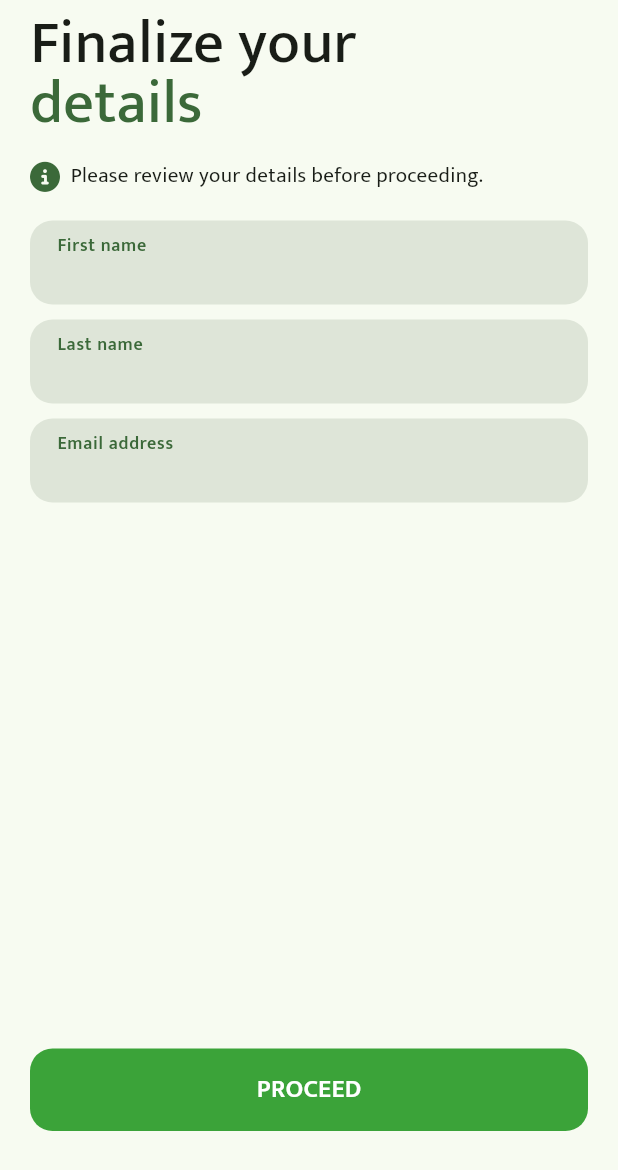
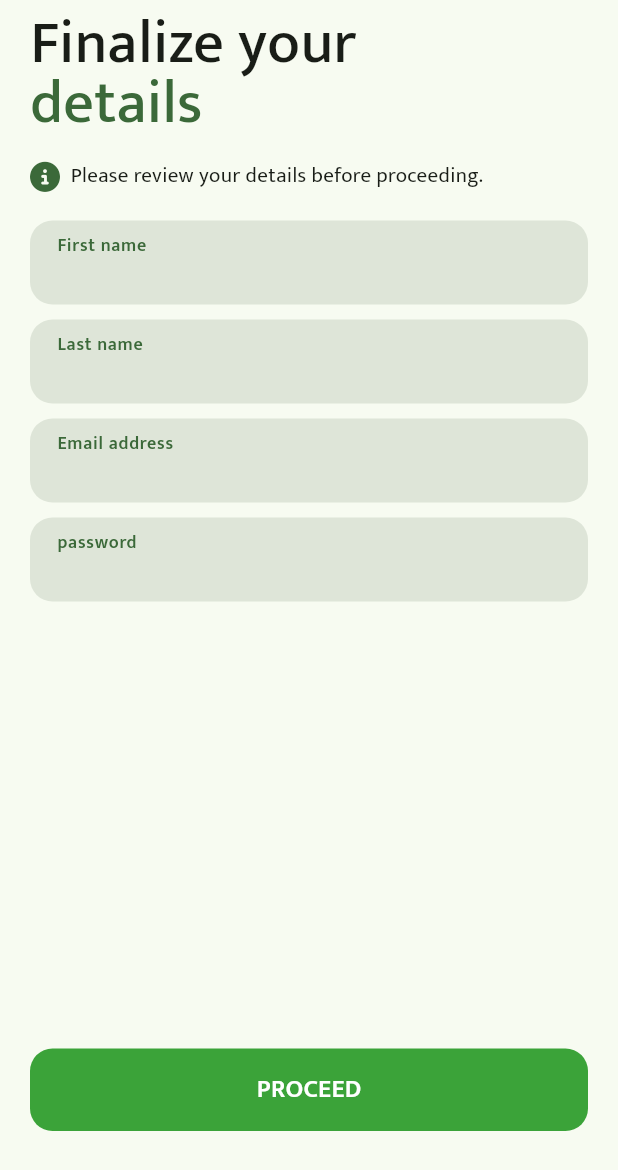
Before and after one commit to donndpm/maya_clone_app, a Flutter app: the FinalizeScreen widget shown alone on an empty page, opened directly with empty values, after a tap on "PROCEED", on a phone screen of 412 x 824 dp. Shown: the top 1170 px of the screen. Run offline on Flutter 3.47's test engine with Material 2 defaults, Android fonts, the phone set to English and light mode, and no system bars; our stand-ins replace bloc, equatable, firebase_auth, firebase_core, flutter_bloc, font_awesome_flutter; accounts and stored records are empty; network calls fail.

Commit message:
Working create account. No error handling placed yet.

```diff
--- a/lib/main.dart
+++ b/lib/main.dart
@@ -1,8 +1,10 @@
 import 'package:firebase_auth/firebase_auth.dart';
 import 'package:firebase_core/firebase_core.dart';
 import 'package:flutter/material.dart';
+import 'package:flutter_bloc/flutter_bloc.dart';
 import 'package:maya_clone_app/firebase_options.dart';
 import 'package:maya_clone_app/src/authentication/screens/auth_screen.dart';
+import 'package:maya_clone_app/src/authentication/services/auth_repository.dart';
 import 'package:maya_clone_app/src/wrapper/screens/wrapper_screen.dart';
 import 'package:maya_clone_app/utils/themes.dart';
 
@@ -17,10 +19,13 @@ class CoreApp extends StatelessWidget {
 
   @override
   Widget build(BuildContext context) {
-    return MaterialApp(
-      debugShowCheckedModeBanner: false,
-      theme: maThemeData,
-      home: const MyApp(),
+    return RepositoryProvider(
+      create: (context) => AuthRepository(),
+      child: MaterialApp(
+        debugShowCheckedModeBanner: false,
+        theme: maThemeData,
+        home: const MyApp(),
+      ),
     );
   }
 }
--- a/lib/src/authentication/bloc/create_account/create_account_bloc.dart
+++ b/lib/src/authentication/bloc/create_account/create_account_bloc.dart
@@ -2,15 +2,20 @@ import 'dart:convert';
 
 import 'package:bloc/bloc.dart';
 import 'package:equatable/equatable.dart';
+import 'package:flutter/material.dart';
+import 'package:maya_clone_app/src/authentication/services/auth_repository.dart';
 
 part 'create_account_event.dart';
 part 'create_account_state.dart';
 
 class CreateAccountBloc extends Bloc<CreateAccountEvent, CreateAccountState> {
-  CreateAccountBloc() : super(CreateAccountInitial()) {
+  final AuthRepository authRepository;
+
+  CreateAccountBloc(this.authRepository) : super(CreateAccountInitial()) {
     on<NewPageTriggered>(newPageTriggered);
     on<ValidatePersonalDtlFields>(validatePersonalDtlFields);
     on<ValidateLoginDtlFields>(validateLoginDtlFields);
+    on<TriggerCreateAccount>(triggerCreateAccount);
   }
 
   newPageTriggered(NewPageTriggered event, Emitter emit) {
@@ -20,7 +25,7 @@ class CreateAccountBloc extends Bloc<CreateAccountEvent, CreateAccountState> {
   validatePersonalDtlFields(ValidatePersonalDtlFields event, Emitter emit) {
     String firstNameErrorMsg = '';
     String lastNameErrorMsg = '';
-    String emailErrorMsg = '';
+
     bool isError = false;
 
     if (event.firstName == '') {
@@ -74,4 +79,19 @@ class CreateAccountBloc extends Bloc<CreateAccountEvent, CreateAccountState> {
 
     emit(TextFieldValid());
   }
+
+  triggerCreateAccount(TriggerCreateAccount event, Emitter emit) async {
+    debugPrint('trigger create account');
+    emit(CreateAccountLoading());
+
+    try {
+      final user = await authRepository.createUser(event.email, event.password);
+      await authRepository.updateDisplayName(
+          user, event.firstName, event.lastName);
+      emit(CreateAccountAuthenticated());
+    } catch (err) {
+      emit(CreateAccountError(err.toString()));
+      emit(CreateAccountInitial());
+    }
+  }
 }
--- a/lib/src/authentication/bloc/create_account/create_account_event.dart
+++ b/lib/src/authentication/bloc/create_account/create_account_event.dart
@@ -40,3 +40,21 @@ class ValidateLoginDtlFields extends CreateAccountEvent {
         password,
       ];
 }
+
+class TriggerCreateAccount extends CreateAccountEvent {
+  final String email;
+  final String password;
+  final String firstName;
+  final String lastName;
+
+  const TriggerCreateAccount(
+      this.email, this.password, this.firstName, this.lastName);
+
+  @override
+  List<Object> get props => [
+        email,
+        password,
+        firstName,
+        lastName,
+      ];
+}
--- a/lib/src/authentication/bloc/create_account/create_account_state.dart
+++ b/lib/src/authentication/bloc/create_account/create_account_state.dart
@@ -36,4 +36,15 @@ class TextFieldError extends CreateAccountState {
       ];
 }
 
+class CreateAccountLoading extends CreateAccountState {}
+
 class CreateAccountAuthenticated extends CreateAccountState {}
+
+class CreateAccountError extends CreateAccountState {
+  final String error;
+
+  const CreateAccountError(this.error);
+
+  @override
+  List<Object> get props => [error];
+}
--- a/lib/src/authentication/screens/create_account/create_account.dart
+++ b/lib/src/authentication/screens/create_account/create_account.dart
@@ -2,6 +2,7 @@ import 'package:flutter/material.dart';
 import 'package:font_awesome_flutter/font_awesome_flutter.dart';
 
 import 'package:flutter_bloc/flutter_bloc.dart';
+import 'package:maya_clone_app/src/authentication/services/auth_repository.dart';
 import '../../bloc/create_account/create_account_bloc.dart';
 import '../../bloc/create_account/page_controller/create_account_page_controller_cubit.dart';
 
@@ -48,13 +49,16 @@ class CreateAccountScreen extends StatelessWidget {
         lastNameController: lastNameController,
         emailController: emailController,
         phoneNumberController: phoneNumberController,
+        passwordController: passwordController,
       ),
     ];
 
     return MultiBlocProvider(
       providers: [
         BlocProvider(create: (context) => CreateAccountPageControllerCubit()),
-        BlocProvider(create: (context) => CreateAccountBloc()),
+        BlocProvider(
+            create: (context) =>
+                CreateAccountBloc(context.read<AuthRepository>())),
       ],
       child: BlocListener<CreateAccountBloc, CreateAccountState>(
         listener: (context, state) {},
--- a/lib/src/authentication/screens/create_account/finalize_screen.dart
+++ b/lib/src/authentication/screens/create_account/finalize_screen.dart
@@ -1,6 +1,9 @@
 import 'package:flutter/material.dart';
+import 'package:flutter_bloc/flutter_bloc.dart';
 import 'package:font_awesome_flutter/font_awesome_flutter.dart';
+import 'package:maya_clone_app/src/authentication/bloc/create_account/create_account_bloc.dart';
 import 'package:maya_clone_app/src/authentication/screens/shared/auth_input_text.dart';
+import 'package:maya_clone_app/src/wrapper/screens/wrapper_screen.dart';
 
 import '../shared/auth_primary_btn.dart';
 
@@ -9,6 +12,7 @@ class FinalizeScreen extends StatelessWidget {
   final TextEditingController lastNameController;
   final TextEditingController emailController;
   final TextEditingController phoneNumberController;
+  final TextEditingController passwordController;
 
   const FinalizeScreen({
     super.key,
@@ -16,10 +20,25 @@ class FinalizeScreen extends StatelessWidget {
     required this.lastNameController,
     required this.emailController,
     required this.phoneNumberController,
+    required this.passwordController,
   });
 
   @override
   Widget build(BuildContext context) {
+    return BlocConsumer<CreateAccountBloc, CreateAccountState>(
+      listener: (context, state) {
+        if (state is CreateAccountAuthenticated) {
+          Navigator.of(context).pop();
+          Navigator.push(
+            context,
+            MaterialPageRoute(
+              builder: (context) => const WrapperScreen(),
+              fullscreenDialog: true,
+            ),
+          );
+        }
+      },
+      builder: (context, state) {
         return Padding(
           padding: const EdgeInsets.symmetric(horizontal: 20.0),
           child: Column(
@@ -87,10 +106,27 @@ class FinalizeScreen extends StatelessWidget {
                 controller: emailController,
                 isEnable: false,
               ),
+              AuthInputText(
+                label: 'password',
+                controller: passwordController,
+                isEnable: false,
+              ),
               const Spacer(),
               AuthPrimaryBtn(
-            label: 'PROCEED',
-            onTap: () {},
+                label: state is CreateAccountLoading
+                    ? 'Loading. Please wait...'
+                    : 'PROCEED',
+                onTap: () {
+                  debugPrint('proceed is tapped.');
+                  context.read<CreateAccountBloc>().add(
+                        TriggerCreateAccount(
+                          emailController.value.text,
+                          passwordController.value.text,
+                          firstNameController.value.text,
+                          lastNameController.value.text,
+                        ),
+                      );
+                },
               ),
               const SizedBox(
                 height: 70,
@@ -98,5 +134,7 @@ class FinalizeScreen extends StatelessWidget {
             ],
           ),
         );
+      },
+    );
   }
 }
--- a/lib/src/authentication/services/auth_repository.dart
+++ b/lib/src/authentication/services/auth_repository.dart
@@ -1,7 +1,36 @@
 import 'package:firebase_auth/firebase_auth.dart';
+import 'package:flutter/material.dart';
 
 class AuthRepository {
-  final firebaseAuth = FirebaseAuth.instance;
+  final _firebaseAuth = FirebaseAuth.instance;
 
-  Future<void> createUser(String email, String password) async {}
+  Future<User?> createUser(String email, String password) async {
+    try {
+      final user = await _firebaseAuth.createUserWithEmailAndPassword(
+          email: email, password: password);
+      return user.user;
+    } on FirebaseAuthException catch (err) {
+      debugPrint(password);
+      debugPrint(err.code.toString());
+      throw Exception(err.code);
+    }
+  }
+
+  Future<void> loginUser(String email, String password) async {
+    try {
+      await _firebaseAuth.signInWithEmailAndPassword(
+          email: email, password: password);
+    } on FirebaseAuthException catch (err) {
+      throw Exception(err.code);
+    }
+  }
+
+  Future<void> updateDisplayName(
+      User? user, String firstName, String lastName) async {
+    try {
+      await user?.updateDisplayName('$firstName $lastName');
+    } catch (err) {
+      throw Exception(err);
+    }
+  }
 }
--- a/lib/src/wrapper/screens/wrapper_screen.dart
+++ b/lib/src/wrapper/screens/wrapper_screen.dart
@@ -1,3 +1,4 @@
+import 'package:firebase_auth/firebase_auth.dart';
 import 'package:flutter/material.dart';
 
 class WrapperScreen extends StatelessWidget {
@@ -5,10 +6,10 @@ class WrapperScreen extends StatelessWidget {
 
   @override
   Widget build(BuildContext context) {
-    return const Scaffold(
+    return Scaffold(
       body: Center(
         child: Text(
-          'Wrapper Screen',
+          FirebaseAuth.instance.currentUser?.displayName ?? 'No user',
         ),
       ),
     );
```
Lines whose indentation alone changed are shown as unchanged.
